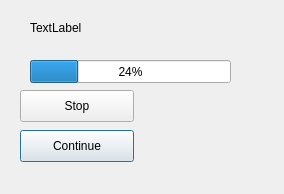
INCF/one_click, file push_gui/ui/file_loader_dialog.ui: the form before one commit.
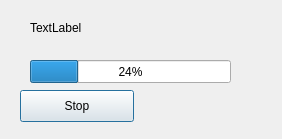
The form after the commit.

```diff
--- a/push_gui/ui/file_loader_dialog.ui
+++ b/push_gui/ui/file_loader_dialog.ui
@@ -6,26 +6,13 @@
    <rect>
     <x>0</x>
     <y>0</y>
-    <width>284</width>
-    <height>194</height>
+    <width>282</width>
+    <height>139</height>
    </rect>
   </property>
   <property name="windowTitle">
    <string>Dialog</string>
   </property>
-  <widget class="QPushButton" name="continue_button">
-   <property name="geometry">
-    <rect>
-     <x>20</x>
-     <y>130</y>
-     <width>114</width>
-     <height>32</height>
-    </rect>
-   </property>
-   <property name="text">
-    <string>Continue</string>
-   </property>
-  </widget>
   <widget class="QLabel" name="status_label">
    <property name="geometry">
     <rect>
```
Left out of the diff: 2 changed lines with no effect on the pictures.
